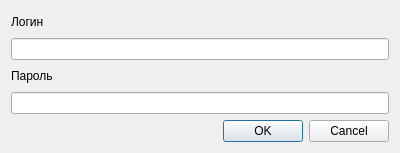
Old version of the form Machine/authorization.ui in the repository Pinkyuu/Machine-building-plant.
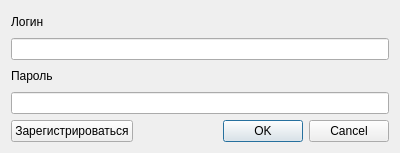
New version of the form.

What changed in the file:
```diff
--- a/Machine/authorization.ui
+++ b/Machine/authorization.ui
@@ -47,6 +47,13 @@
      </property>
     </widget>
    </item>
+   <item row="4" column="0">
+    <widget class="QPushButton" name="Regbutton">
+     <property name="text">
+      <string>Зарегистрироваться</string>
+     </property>
+    </widget>
+   </item>
   </layout>
  </widget>
  <resources/>
```
Left out of the diff: 19 changed lines with no effect on the pictures.
